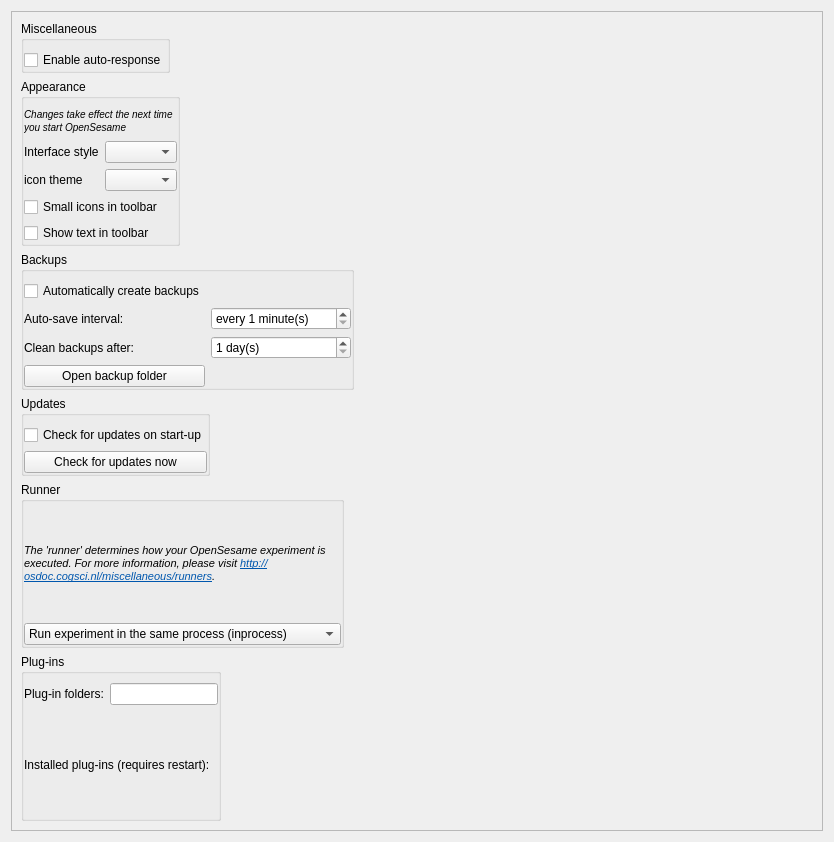
open-cogsci/OpenSesame, file resources/ui/widgets/preferences_widget.ui: the form before one commit.
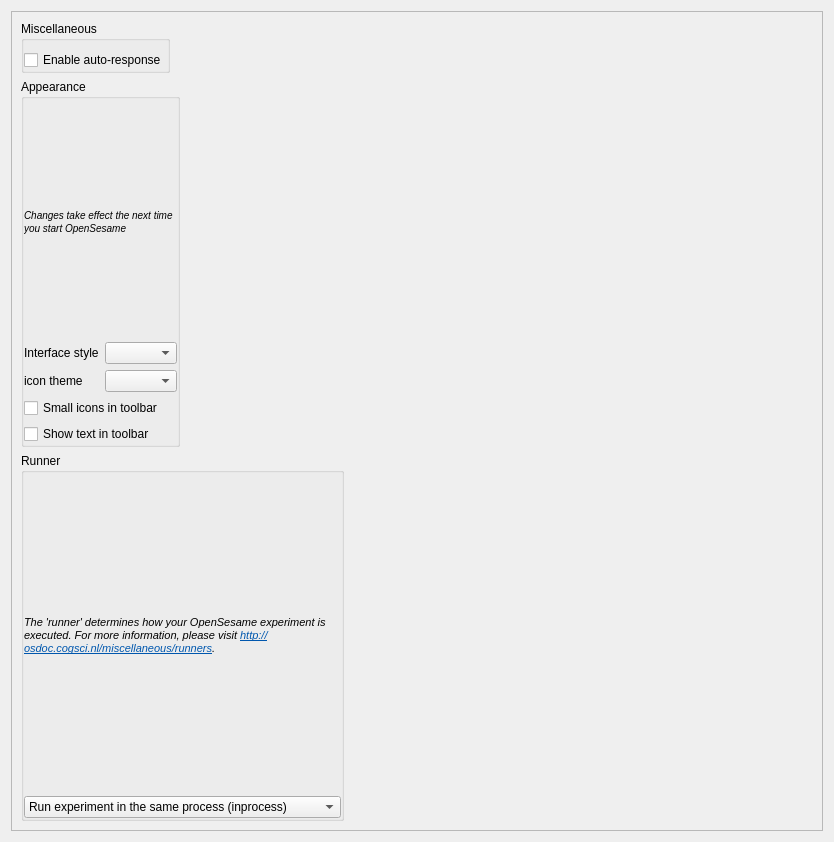
The form after the commit. Icons and pictures are not drawn.

Commit message: Initial implementation of GUI extension API - Convert autosave, update checker, and quick switcher to extensions - Docstrings todo

```diff
--- a/resources/ui/widgets/preferences_widget.ui
+++ b/resources/ui/widgets/preferences_widget.ui
@@ -132,145 +132,6 @@
          </layout>
         </widget>
        </item>
-       <item>
-        <widget class="QGroupBox" name="groupBox">
-         <property name="sizePolicy">
-          <sizepolicy hsizetype="Fixed" vsizetype="Fixed">
-           <horstretch>0</horstretch>
-           <verstretch>0</verstretch>
-          </sizepolicy>
-         </property>
-         <property name="title">
-          <string>Backups</string>
-         </property>
-         <property name="flat">
-          <bool>false</bool>
-         </property>
-         <layout class="QGridLayout" name="gridLayout_3">
-          <property name="leftMargin">
-           <number>0</number>
-          </property>
-          <property name="topMargin">
-           <number>9</number>
-          </property>
-          <property name="rightMargin">
-           <number>0</number>
-          </property>
-          <property name="bottomMargin">
-           <number>0</number>
-          </property>
-          <property name="horizontalSpacing">
-           <number>6</number>
-          </property>
-          <item row="0" column="0">
-           <widget class="QCheckBox" name="checkbox_enable_autosave">
-            <property name="text">
-             <string>Automatically create backups</string>
-            </property>
-           </widget>
-          </item>
-          <item row="1" column="0">
-           <widget class="QLabel" name="label_autosave_interval">
-            <property name="text">
-             <string>Auto-save interval:</string>
-            </property>
-           </widget>
-          </item>
-          <item row="1" column="1">
-           <widget class="QSpinBox" name="spinbox_autosave_interval">
-            <property name="suffix">
-             <string> minute(s)</string>
-            </property>
-            <property name="prefix">
-             <string>every </string>
-            </property>
-            <property name="minimum">
-             <number>1</number>
-            </property>
-            <property name="maximum">
-             <number>1000</number>
-            </property>
-            <property name="singleStep">
-             <number>10</number>
-            </property>
-           </widget>
-          </item>
-          <item row="2" column="0">
-           <widget class="QLabel" name="label_3">
-            <property name="text">
-             <string>Clean backups after:</string>
-            </property>
-           </widget>
-          </item>
-          <item row="2" column="1">
-           <widget class="QSpinBox" name="spinbox_autosave_max_age">
-            <property name="suffix">
-             <string> day(s)</string>
-            </property>
-            <property name="minimum">
-             <number>1</number>
-            </property>
-            <property name="maximum">
-             <number>365</number>
-            </property>
-           </widget>
-          </item>
-          <item row="3" column="0">
-           <widget class="QPushButton" name="button_browse_autosave">
-            <property name="text">
-             <string>Open backup folder</string>
-            </property>
-            <property name="icon">
-             <iconset>
-              <normaloff>:/icons/browse.png</normaloff>:/icons/browse.png</iconset>
-            </property>
-           </widget>
-          </item>
-         </layout>
-        </widget>
-       </item>
-       <item>
-        <widget class="QGroupBox" name="groupBox_3">
-         <property name="sizePolicy">
-          <sizepolicy hsizetype="Fixed" vsizetype="Fixed">
-           <horstretch>0</horstretch>
-           <verstretch>0</verstretch>
-          </sizepolicy>
-         </property>
-         <property name="title">
-          <string>Updates</string>
-         </property>
-         <layout class="QGridLayout" name="gridLayout_6">
-          <property name="leftMargin">
-           <number>0</number>
-          </property>
-          <property name="rightMargin">
-           <number>0</number>
-          </property>
-          <property name="bottomMargin">
-           <number>0</number>
-          </property>
-          <item row="0" column="0">
-           <widget class="QCheckBox" name="checkbox_auto_update_check">
-            <property name="text">
-             <string>Check for updates on start-up</string>
-            </property>
-           </widget>
-          </item>
-          <item row="1" column="0">
-           <widget class="QPushButton" name="button_update_check">
-            <property name="text">
-             <string>Check for updates now</string>
-            </property>
-            <property name="icon">
-             <iconset>
-              <normaloff>:/icons/update.png</normaloff>:/icons/update.png</iconset>
-            </property>
-           </widget>
-          </item>
-         </layout>
-        </widget>
-       </item>
        <item>
         <widget class="QGroupBox" name="groupBox_4">
          <property name="sizePolicy">
@@ -327,63 +188,6 @@
          </layout>
         </widget>
        </item>
-       <item>
-        <widget class="QGroupBox" name="groupBox_6">
-         <property name="sizePolicy">
-          <sizepolicy hsizetype="Fixed" vsizetype="Preferred">
-           <horstretch>0</horstretch>
-           <verstretch>0</verstretch>
-          </sizepolicy>
-         </property>
-         <property name="title">
-          <string>Plug-ins</string>
-         </property>
-         <layout class="QGridLayout" name="gridLayout_7">
-          <property name="leftMargin">
-           <number>0</number>
-          </property>
-          <property name="topMargin">
-           <number>9</number>
-          </property>
-          <property name="rightMargin">
-           <number>0</number>
-          </property>
-          <property name="bottomMargin">
-           <number>0</number>
-          </property>
-          <item row="0" column="0">
-           <widget class="QLabel" name="label_6">
-            <property name="text">
-             <string>Plug-in folders:</string>
-            </property>
-           </widget>
-          </item>
-          <item row="0" column="1">
-           <widget class="QLineEdit" name="edit_plugin_folders">
-            <property name="readOnly">
-             <bool>true</bool>
-            </property>
-           </widget>
-          </item>
-          <item row="1" column="0" colspan="2">
-           <widget class="QWidget" name="widget_plugin_list" native="true">
-            <layout class="QVBoxLayout" name="layout_plugin_list">
-             <property name="margin">
-              <number>0</number>
-             </property>
-             <item>
-              <widget class="QLabel" name="label_plugin_dummy">
-               <property name="text">
-                <string>Installed plug-ins (requires restart):</string>
-               </property>
-              </widget>
-             </item>
-            </layout>
-           </widget>
-          </item>
-         </layout>
-        </widget>
-       </item>
       </layout>
      </widget>
     </widget>
```
Left out of the diff: 37 changed lines with no effect on the pictures. The commit also changes 26 other files.
